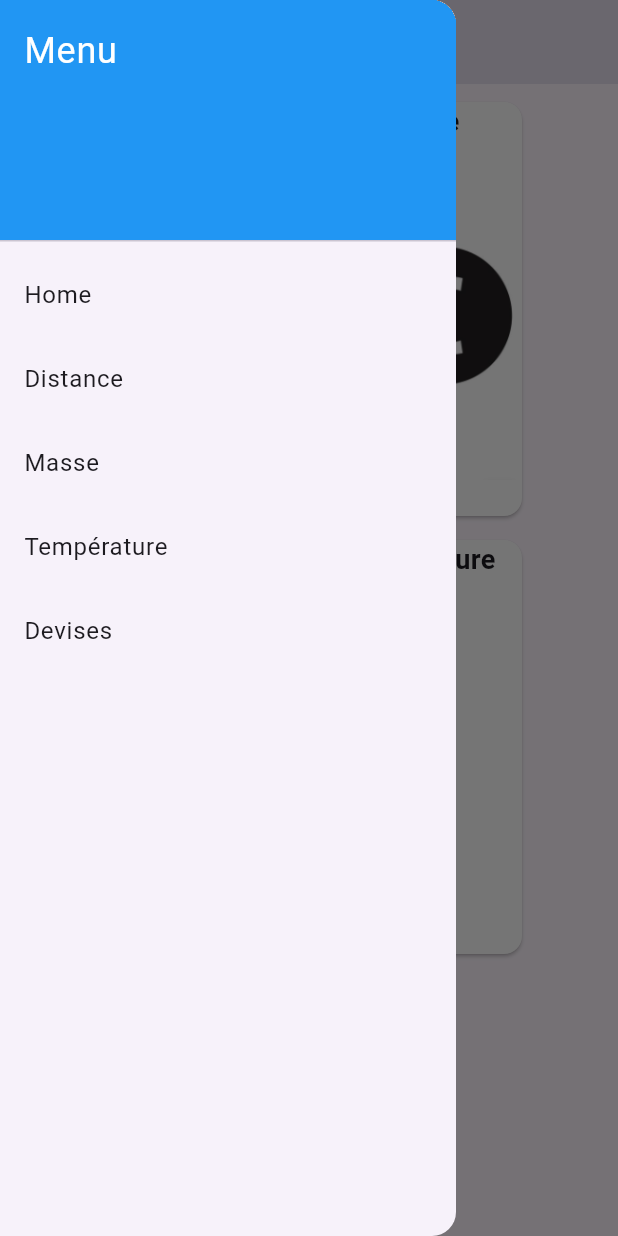
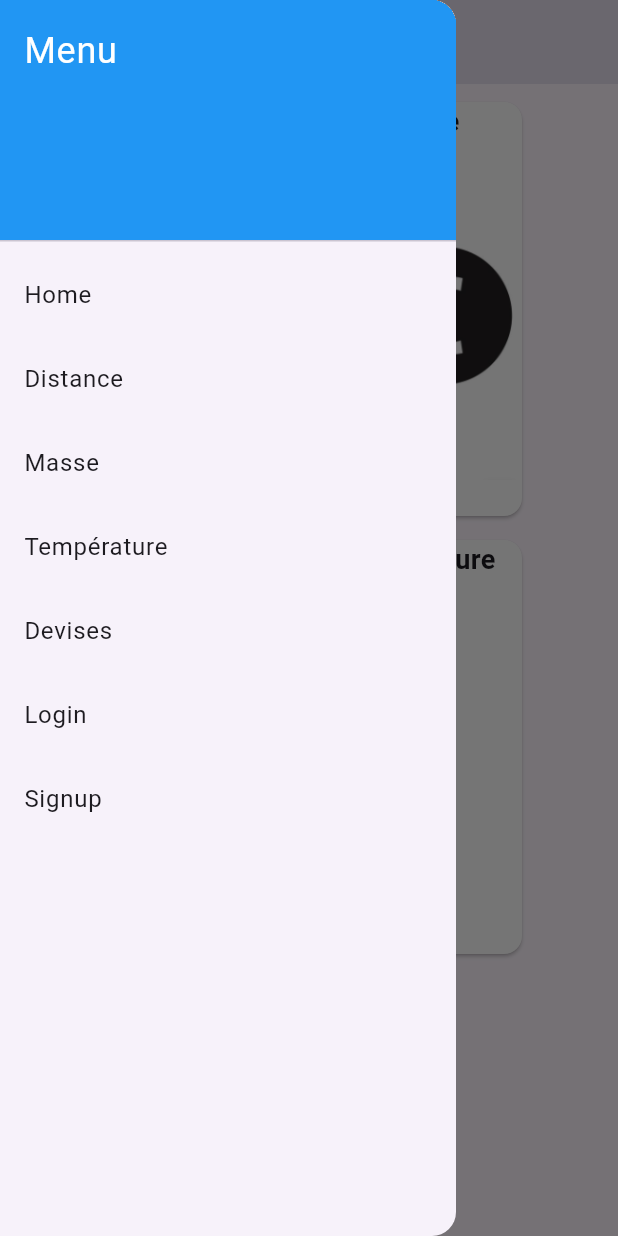
Before and after one commit to Lucio314/dart, a Flutter app: the screen it shows after launch, scrolled down 576 dp, after a tap on the "menu" icon, on a phone screen of 412 x 824 dp. Run offline on Flutter 3.47's test engine with Material 3 defaults, Android fonts, the light colour scheme and no system bars; our stand-ins replace firebase_core, flutter_spinkit, sqflite; accounts and stored records are empty.

Commit message:
ConvertApp0.1

```diff
--- a/lib/GlobalScaffold.dart
+++ b/lib/GlobalScaffold.dart
@@ -69,6 +69,18 @@ class GlobalScaffold extends StatelessWidget {
                 Navigator.pushNamed(context, '/currency_converter');
               },
             ),
+            ListTile(
+              title: Text('Login'),
+              onTap: () {
+                Navigator.pushNamed(context, '/login');
+              },
+            ),
+            ListTile(
+              title: Text('Signup'),
+              onTap: () {
+                Navigator.pushNamed(context, '/signup');
+              },
+            ),
           ],
         ),
       ),
--- a/lib/Mass.dart
+++ b/lib/Mass.dart
@@ -1,3 +1,5 @@
+// ignore_for_file: unnecessary_import
+
 import 'package:flutter/material.dart';
 import 'dart:math';
 
--- /dev/null
+++ b/lib/mysplashscreen.dart
@@ -0,0 +1,129 @@
+import 'dart:async';
+
+import 'package:flutter/material.dart';
+import 'package:flutter_spinkit/flutter_spinkit.dart';
+
+// import 'package:google_fonts/google_fonts.dart';
+
+class MySplashScreen extends StatefulWidget {
+  const MySplashScreen({super.key});
+
+  @override
+  State<MySplashScreen> createState() => _MySplashScreenState();
+}
+
+class _MySplashScreenState extends State<MySplashScreen> {
+  @override
+  void initState() {
+    super.initState();
+    Timer(
+      const Duration(seconds: 5),
+      () => Navigator.of(context).pushReplacementNamed('/home'),
+    );
+  }
+
+  @override
+  Widget build(BuildContext context) {
+    return Container(
+      decoration: BoxDecoration(color: Color.fromRGBO(22, 25, 37, 1)),
+      child: Container(
+          child: Stack(
+        children: [
+          Container(
+            height: 380,
+            width: 380,
+            child: CustomPaint(
+              painter: MyCustomPainter(),
+            ),
+          ),
+          Center(
+              child: Row(
+            mainAxisAlignment: MainAxisAlignment.center,
+            // crossAxisAlignment: CrossAxisAlignment.center,
+            mainAxisSize: MainAxisSize.max,
+            children: <Widget>[
+              Text(
+                'CONVERSION',
+                // style: GoogleFonts.poppins(
+                //     fontSize: 32.0,
+                //     fontWeight: FontWeight.bold,
+                //     color: Color.fromRGBO(255, 254, 244, 1)),
+                // strutStyle: StrutStyle(leading: 0),
+              ),
+              Text(
+                ' .',
+                // style: GoogleFonts.poppins(
+                //     fontSize: 52.0,
+                //     fontWeight: FontWeight.bold,
+                //     color: Color.fromRGBO(252, 210, 60, 1)),
+                // strutStyle: StrutStyle(leading: 0),
+              ),
+              SpinKitFadingCircle(
+                color: Color.fromARGB(255, 5, 8, 8),
+                size: 80.0,
+              )
+            ],
+          )),
+          Positioned(
+              bottom: -180,
+              right: -180,
+              child: Transform.rotate(
+                angle: 70 * 3.141592653589793 / 180,
+                child: CustomPaint(
+                  painter: RectanglePainter(),
+                  size: Size(410.0, 410.0),
+                ),
+              ))
+        ],
+      )),
+    );
+  }
+}
+
+class MyCustomPainter extends CustomPainter {
+  @override
+  void paint(Canvas canvas, Size size) {
+    final Paint paint = Paint()
+      ..color = Color.fromRGBO(204, 202, 90, 1)
+      ..strokeWidth = 2.0
+      ..style = PaintingStyle.fill;
+
+    final center = Offset(size.width / 7, size.height / 10);
+    final radius = size.width / 3;
+
+    // Dessine un cercle au centre de la zone de dessin
+    canvas.drawCircle(center, radius, paint);
+  }
+
+  @override
+  bool shouldRepaint(covariant CustomPainter oldDelegate) {
+    return false;
+  }
+}
+
+class RectanglePainter extends CustomPainter {
+  //  $property;
+
+  // public function __construct($property)
+  // {
+  //     $this->property = $property;
+  // }
+
+  @override
+  void paint(Canvas canvas, Size size) {
+    final Paint paint = Paint()
+      ..color = Color.fromRGBO(93, 144, 253, 1)
+      ..strokeWidth = 4.0
+      ..style = PaintingStyle.fill;
+
+    final rect = Rect.fromPoints(Offset(size.width / 4, size.height / 4),
+        Offset(3 * size.width / 4, 3 * size.height / 4));
+
+    canvas.drawRect(rect, paint);
+  }
+
+  @override
+  bool shouldRepaint(covariant CustomPainter oldDelegate) {
+    return false;
+  }
+}
--- a/pubspec.yaml
+++ b/pubspec.yaml
@@ -35,8 +35,10 @@ dependencies:
   # The following adds the Cupertino Icons font to your application.
   # Use with the CupertinoIcons class for iOS style icons.
   cupertino_icons: ^1.0.2
-
-
+  firebase_core: ^2.24.1
+  firebase_auth: ^4.15.1
+  sqflite_common_ffi: ^2.3.1
+  mysql1: ^0.19.0
 
 dev_dependencies:
   flutter_test:
```
Also changed, not shown: lib/LoginPage.dart (+11 -4 lines), lib/SignupPage.dart (+21 -16 lines), lib/database_manager.dart (+84 -27 lines), lib/main.dart (+100 -5 lines), lib/nouvessaie.dart (added, +15 -0 lines), lib/user.dart (added, +17 -0 lines), lib/firebase_options.dart (added), pubspec.lock, 8 other files.
